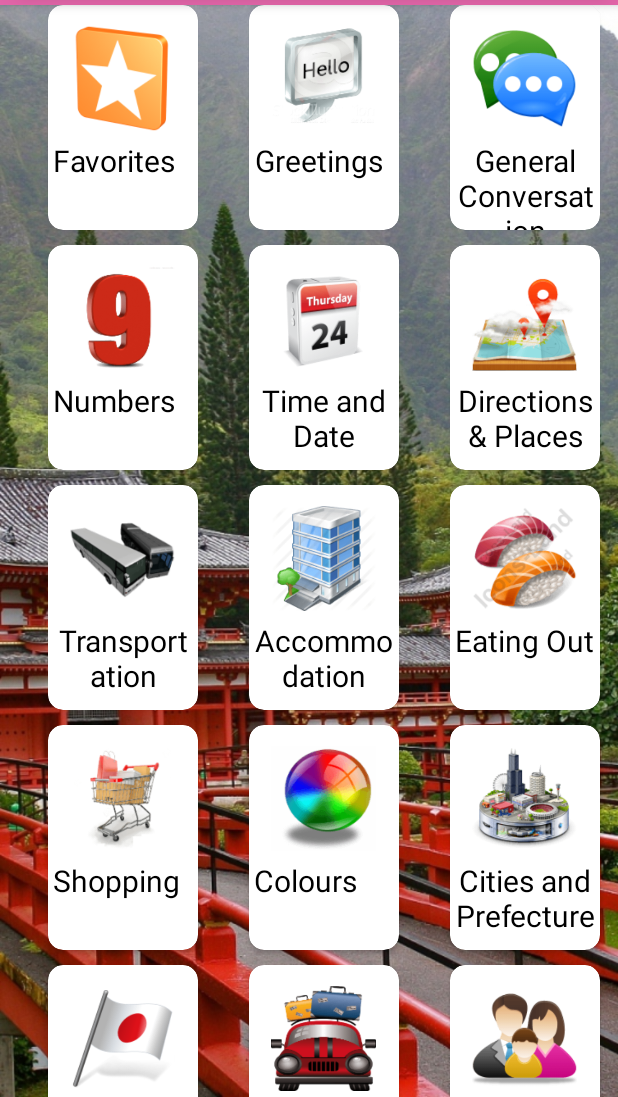
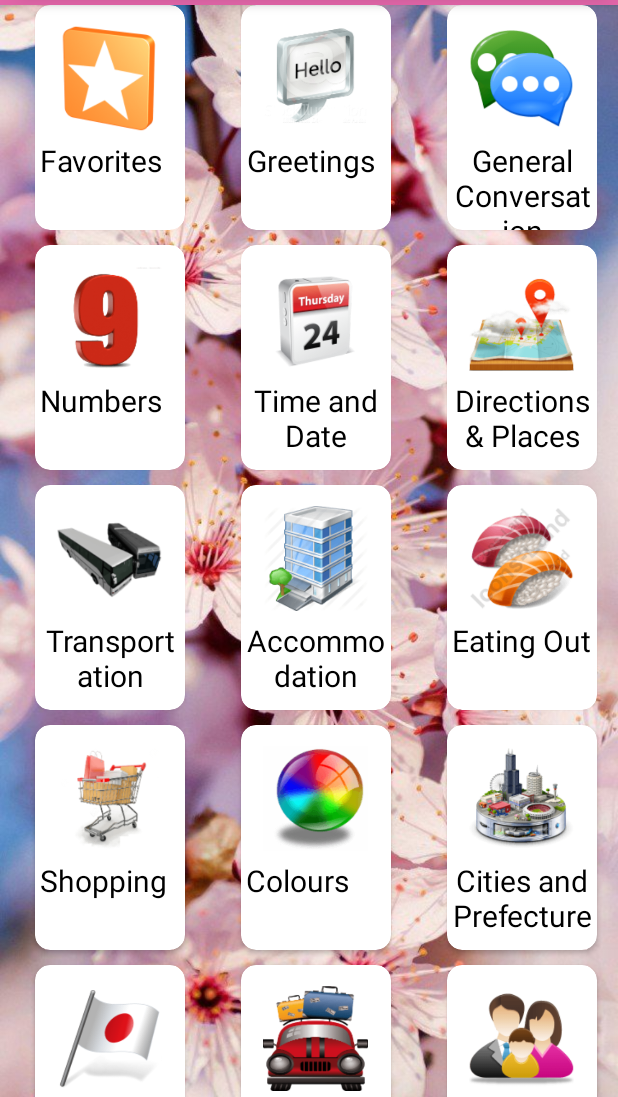
Before and after one commit to phoenixthewhite/LearnJapanese, an Android app: the screen it shows after launch (MainActivity), on a phone screen of 412 x 824 dp, the part 139-1236 px from its top. Run offline under Robolectric (Android 15) with nearby library versions, the phone set to English and light mode, and no system bars.

Commit message:
complete adding image

```diff
--- a/app/src/main/java/com/vnshine/learnjapanese/CustomFont/TextView2.java
+++ b/app/src/main/java/com/vnshine/learnjapanese/CustomFont/TextView2.java
@@ -28,7 +28,7 @@
         applyCustomFont(context);
     }
     private void applyCustomFont(Context context) {
-        Typeface customFont = FontCache.getTypeface("uvf2.ttf", context);
+        Typeface customFont = FontCache.getTypeface("uvf3.ttf", context);
         setTypeface(customFont);
     }
 }
--- a/app/src/main/res/layout/content_main.xml
+++ b/app/src/main/res/layout/content_main.xml
@@ -11,7 +11,7 @@
 
     <GridView
         android:gravity="center"
-        android:layout_marginLeft="20dp"
+        android:layout_marginLeft="10dp"
         android:layout_width="wrap_content"
         android:layout_height="wrap_content"
         android:columnWidth="100dp"
```
Also changed, not shown: app/src/main/res/drawable/background.jpg, app/src/main/res/drawable/homonym.png, app/src/main/res/drawable/store.png.
